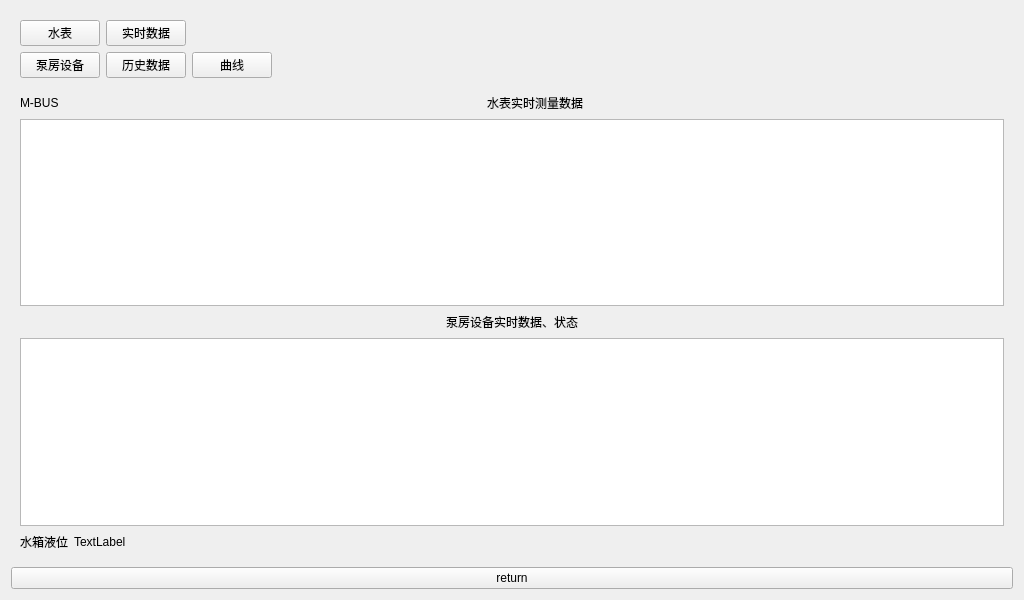
Qt form View/date3water.ui (Sgr-H/gzj5th) before a commit.
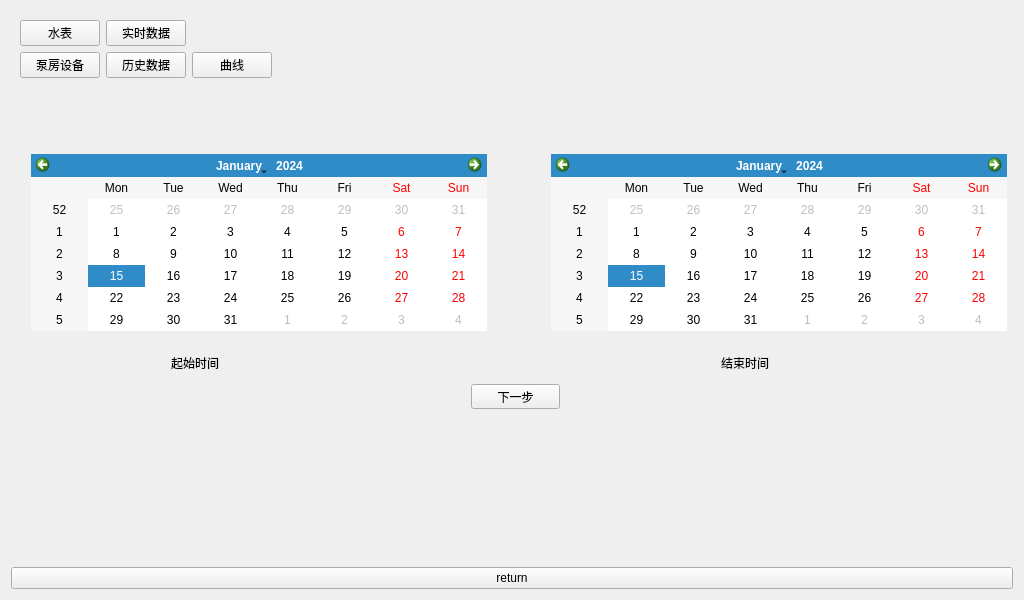
The same form after that commit.

Diff of the .ui file:
```diff
--- a/View/date3water.ui
+++ b/View/date3water.ui
@@ -78,7 +78,7 @@
    <item>
     <widget class="QStackedWidget" name="stackedWidget">
      <property name="currentIndex">
-      <number>0</number>
+      <number>3</number>
      </property>
      <widget class="QWidget" name="page">
       <layout class="QVBoxLayout" name="verticalLayout_2">
@@ -290,6 +290,74 @@
        </item>
       </layout>
      </widget>
+     <widget class="QWidget" name="page_3">
+      <layout class="QGridLayout" name="gridLayout">
+       <item row="0" column="0">
+        <layout class="QHBoxLayout" name="horizontalLayout_6"/>
+       </item>
+      </layout>
+     </widget>
+     <widget class="QWidget" name="page_4">
+      <widget class="QLabel" name="label_9">
+       <property name="geometry">
+        <rect>
+         <x>710</x>
+         <y>270</y>
+         <width>67</width>
+         <height>17</height>
+        </rect>
+       </property>
+       <property name="text">
+        <string>结束时间</string>
+       </property>
+      </widget>
+      <widget class="QPushButton" name="pushButton_7">
+       <property name="geometry">
+        <rect>
+         <x>460</x>
+         <y>300</y>
+         <width>89</width>
+         <height>25</height>
+        </rect>
+       </property>
+       <property name="text">
+        <string>下一步</string>
+       </property>
+      </widget>
+      <widget class="QCalendarWidget" name="calendarWidget">
+       <property name="geometry">
+        <rect>
+         <x>20</x>
+         <y>70</y>
+         <width>456</width>
+         <height>177</height>
+        </rect>
+       </property>
+      </widget>
+      <widget class="QCalendarWidget" name="calendarWidget_2">
+       <property name="geometry">
+        <rect>
+         <x>540</x>
+         <y>70</y>
+         <width>456</width>
+         <height>177</height>
+        </rect>
+       </property>
+      </widget>
+      <widget class="QLabel" name="label_10">
+       <property name="geometry">
+        <rect>
+         <x>160</x>
+         <y>270</y>
+         <width>67</width>
+         <height>17</height>
+        </rect>
+       </property>
+       <property name="text">
+        <string>起始时间</string>
+       </property>
+      </widget>
+     </widget>
     </widget>
    </item>
    <item>
```
